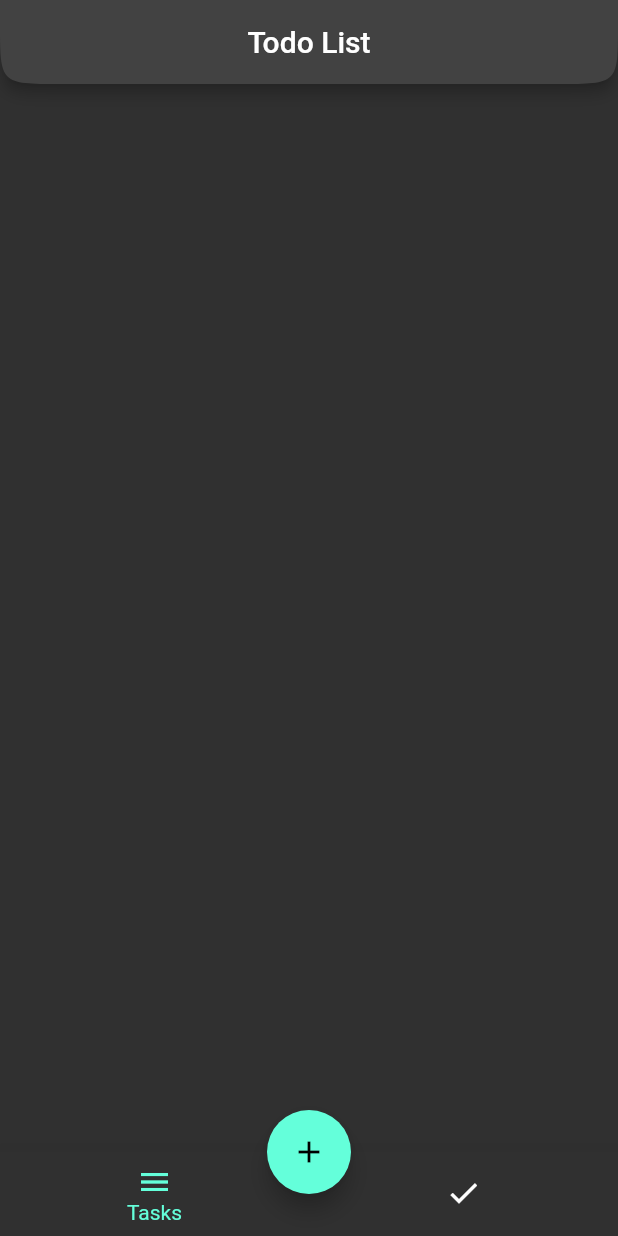
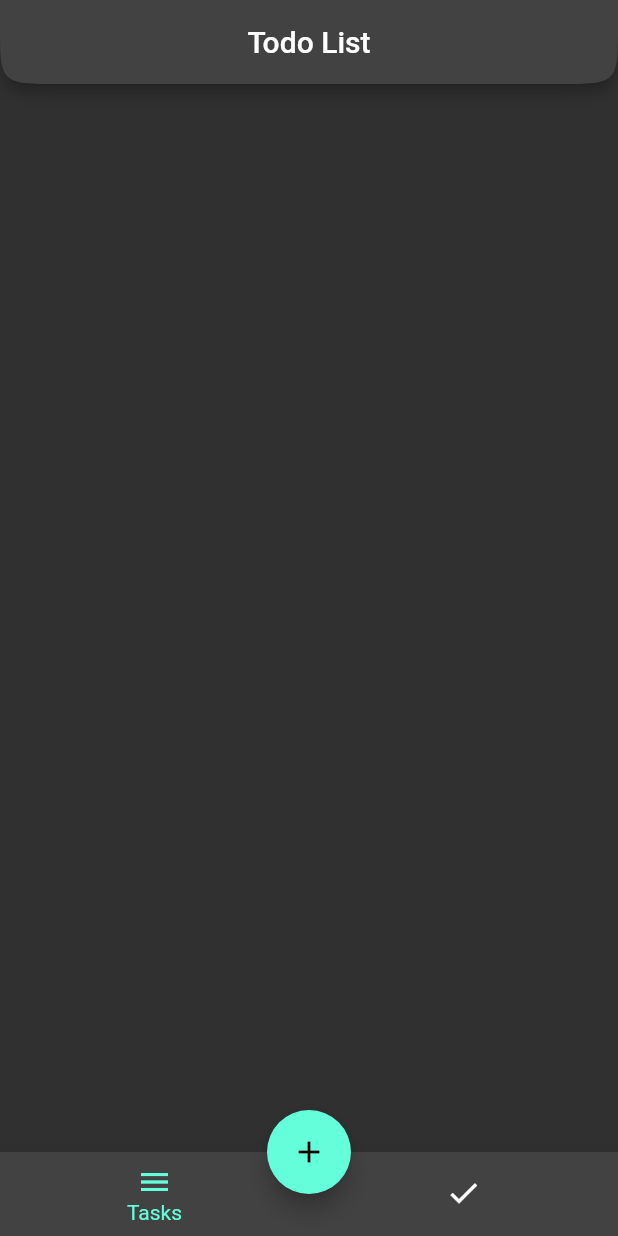
Before and after one commit to GungDeRaka/Flutter_Todo_List_App, a Flutter app: the screen it shows after launch, on a phone screen of 412 x 824 dp. Run offline on Flutter 3.47's test engine with Material 2 defaults, Android fonts, the phone set to English and light mode, and no system bars.

```diff
--- a/lib/screens/main_screen.dart
+++ b/lib/screens/main_screen.dart
@@ -19,7 +19,7 @@ class _MainScreenState extends State<MainScreen> {
   Widget build(BuildContext context) {
     return Scaffold(
       appBar: AppBar(
-        title: Text("Todo List"),
+        title: const Text("Todo List"),
         centerTitle: true,
         shape: const ContinuousRectangleBorder(
           borderRadius: BorderRadius.only(
@@ -28,7 +28,7 @@ class _MainScreenState extends State<MainScreen> {
           ),
         ),
       ),
-      body: myScreens[currentIndex],
+      body: myScreens[currentIndex],resizeToAvoidBottomInset: false,
       floatingActionButton: (currentIndex == 0)
           ? FloatingActionButton(
               onPressed: () {
@@ -37,9 +37,9 @@ class _MainScreenState extends State<MainScreen> {
               heroTag: "FAB",
               child: const Icon(Icons.add),
             )
-          : FloatingActionButton(
+          : FloatingActionButton(clipBehavior: Clip.antiAliasWithSaveLayer,
               onPressed: () {
-                context.read<ToDoController>().bottomSheet(context);
+                context.read<ToDoController>().clearDoneTasks();
               },
               heroTag: "FAB",
               child: const Icon(Icons.delete_forever_sharp),
@@ -48,6 +48,7 @@ class _MainScreenState extends State<MainScreen> {
       bottomNavigationBar: Hero(
         tag: "FAB",
         child: BottomNavigationBar(
+          backgroundColor: Theme.of(context).bottomAppBarColor,
             unselectedItemColor: Colors.white,
             showUnselectedLabels: false,
             elevation: 16,
--- a/lib/screens/todo_screen.dart
+++ b/lib/screens/todo_screen.dart
@@ -13,14 +13,14 @@ class ToDo extends StatelessWidget {
       builder: (context, toDo, child) => Scaffold(
         body: ListView.builder(
           padding: const EdgeInsets.symmetric(horizontal: 12, vertical: 8),
-          itemCount: context.watch<ToDoController>().taskList.length,
+          itemCount: toDo.taskList.length,
           itemBuilder: ((context, index) => Hero(
                 tag: "checked",
                 child: ToDoListTile(
-                  decoration: toDo.decor[index],
+
                     value: toDo.boolList[index],
                     onChanged: (value) {
-                      toDo.checked(index, value!);
+                      toDo.checked(index, value!).then((val) => toDo.afterChecked(index));
                     },
                     titleText: toDo.taskList[index]),
               )),
--- a/lib/widgets/my_bottom_sheet_widget.dart
+++ b/lib/widgets/my_bottom_sheet_widget.dart
@@ -25,7 +25,7 @@ class MyBottomSheetWidget extends StatelessWidget {
         ),
         border: Border.all(
           width: 1.0,
-          color: Colors.white70,
+          color: Theme.of(context).indicatorColor,
         ),
       ),
       child: Center(
```
Also changed, not shown: lib/controller/todo_controller.dart (+26 -6 lines), lib/screens/have_done_screen.dart (+14 -6 lines), lib/widgets/done_task_tile.dart (added, +26 -0 lines), lib/widgets/todo_listtile.dart (+8 -10 lines).
